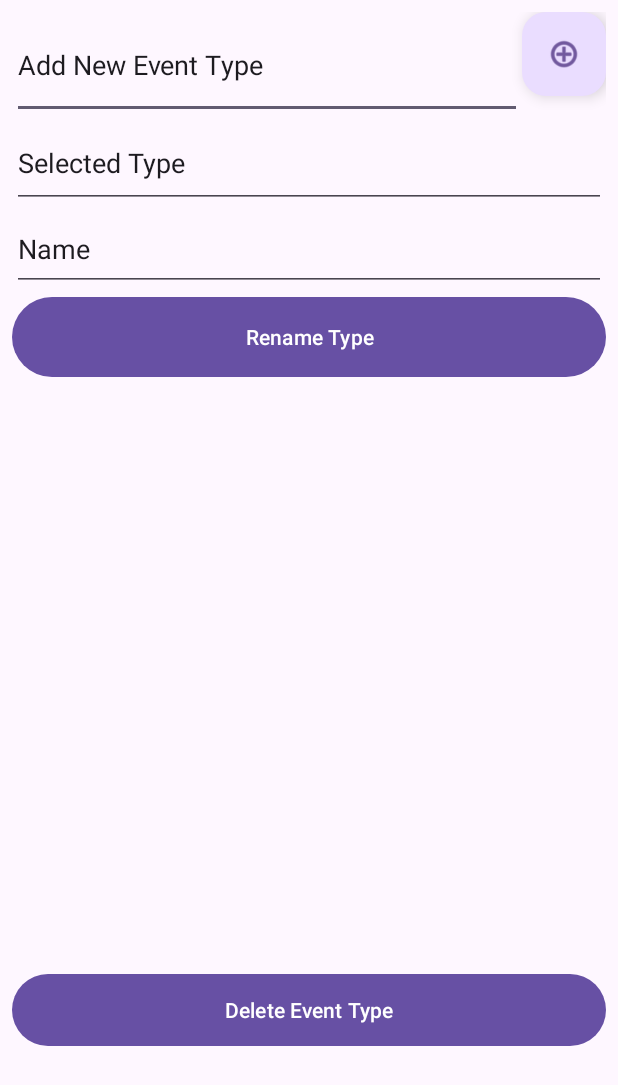
After one commit to taradenaud/GoodCycle, an Android app: the AdminEventTypes screen opened directly, with no data from a screen before it, on a phone screen of 412 x 824 dp. The commit adds this screen. Shown: the top 1085 px of the screen. Run offline under Robolectric (Android 15) with nearby library versions, the phone set to English and light mode, and no system bars; our stand-ins replace Firebase (no records; nobody signed in at launch, a user with empty details on screens opened directly).

Commit message:
Event Types Page done Still need back buttons. This commit is missing taras design updates, will reincorporate :)

```diff
--- a/app/src/main/AndroidManifest.xml
+++ b/app/src/main/AndroidManifest.xml
@@ -16,7 +16,7 @@
         android:theme="@style/Theme.SEG2105"
         tools:targetApi="31">
         <activity
-            android:name=".AdminEvents"
+            android:name=".AdminEventTypes"
             android:exported="false" />
         <activity
             android:name=".AdminManageUsers"
--- /dev/null
+++ b/app/src/main/java/com/example/seg2105/AdminEventTypes.java
@@ -0,0 +1,126 @@
+package com.example.seg2105;
+
+import androidx.annotation.NonNull;
+import androidx.annotation.Nullable;
+import androidx.appcompat.app.AppCompatActivity;
+
+import android.os.Bundle;
+import android.view.View;
+import android.widget.AdapterView;
+import android.widget.ArrayAdapter;
+import android.widget.Button;
+import android.widget.EditText;
+import android.widget.ListView;
+
+import com.google.android.material.floatingactionbutton.FloatingActionButton;
+import com.google.firebase.database.ChildEventListener;
+import com.google.firebase.database.DataSnapshot;
+import com.google.firebase.database.DatabaseError;
+import com.google.firebase.database.DatabaseReference;
+import com.google.firebase.database.FirebaseDatabase;
+
+import java.util.ArrayList;
+
+public class AdminEventTypes extends AppCompatActivity {
+
+    private ListView TypesList;
+    private ArrayList<String> ArrayList = new ArrayList<>();
+    private ArrayAdapter adapter;
+
+    private FirebaseDatabase database = FirebaseDatabase.getInstance();
+    private DatabaseReference ref;
+    private String NewInputtedName;
+    @Override
+    protected void onCreate(Bundle savedInstanceState) {
+        super.onCreate(savedInstanceState);
+        setContentView(R.layout.activity_admin_event_types);
+
+        ref = FirebaseDatabase.getInstance().getReference("events/types");
+        adapter = new ArrayAdapter<String>(this, android.R.layout.simple_list_item_1, ArrayList);
+        TypesList = findViewById(R.id.TypeList);
+        TypesList.setAdapter(adapter);
+
+        EditText selectedtype = findViewById(R.id.currentName);//Selection identifier at top of page
+        ref.addChildEventListener(new ChildEventListener() {
+
+            @Override
+            public void onChildAdded(@NonNull DataSnapshot snapshot, @Nullable String previousChildName) {//Called when loading list
+                String type = snapshot.child("name").getValue(String.class);
+                ArrayList.add(type);
+                adapter.notifyDataSetChanged();
+            }
+
+            @Override
+            public void onChildChanged(@NonNull DataSnapshot snapshot, @Nullable String previousChildName) {//Refresh list as something was changed
+                if(ArrayList.size() > 0){
+                    ArrayList.clear();
+                }
+                String type = snapshot.child("name").getValue(String.class);
+                ArrayList.add(type);
+                adapter.notifyDataSetChanged();
+            }
+
+            @Override
+            public void onChildRemoved(@NonNull DataSnapshot snapshot) { //Something is Deleted from Database, all that needs to happen is remove deleted item from arraylist of users
+                for (int i = 0; i < ArrayList.size(); i++){ //Not efficient needs optimization
+                    if(ArrayList.get(i).equals(snapshot.child("name").getValue(String.class))){
+                        ArrayList.remove(i);
+                    }
+                }
+                adapter.notifyDataSetChanged();
+            }
+
+            @Override
+            public void onChildMoved(@NonNull DataSnapshot snapshot, @Nullable String previousChildName) {
+                adapter.notifyDataSetChanged();
+            }
+
+            @Override
+            public void onCancelled(@NonNull DatabaseError error) {
+
+            }
+        });
+        TypesList.setItemsCanFocus(true);
+        TypesList.setOnItemClickListener(new AdapterView.OnItemClickListener() { //set selected user based on user list click
+            @Override
+            public void onItemClick(AdapterView<?> parent, View view, int position, long id) {
+                String eventtype =  parent.getItemAtPosition(position).toString();
+                NewInputtedName = eventtype;
+                selectedtype.setText(NewInputtedName);
+            }
+        });
+
+        Button deleteType = (Button) findViewById(R.id.DeleteType);
+        deleteType.setOnClickListener(new View.OnClickListener() { //delete button functionality
+            @Override
+            public void onClick(View v) {
+                ref.child(NewInputtedName).removeValue();
+            }
+        });
+
+        Button renameType = (Button) findViewById(R.id.renametype);
+        EditText newname = (EditText) findViewById(R.id.newname);
+        renameType.setOnClickListener(new View.OnClickListener() {
+            @Override
+            public void onClick(View v) {
+                DatabaseReference renameref = database.getReference("events/types/"+ NewInputtedName);
+                String updatedName = String.valueOf(newname.getText());
+                renameref.child("name").setValue(updatedName);
+            }
+        });
+
+        FloatingActionButton AddType = (FloatingActionButton) findViewById(R.id.AddTypeButton);
+
+        AddType.setOnClickListener(new View.OnClickListener() {
+            @Override
+            public void onClick(View v) {
+                EditText newtype = (EditText) findViewById(R.id.NewTypeText);
+                String name = String.valueOf(newtype.getText());
+                DatabaseReference newTypeNameRef = database.getReference("events/types/"+name+"/name");
+                newTypeNameRef.setValue(name);
+                newtype.setText("Add New Event Type");
+            }
+        });
+
+    }
+}
--- /dev/null
+++ b/app/src/main/res/layout/activity_admin_event_types.xml
@@ -0,0 +1,88 @@
+<?xml version="1.0" encoding="utf-8"?>
+<androidx.constraintlayout.widget.ConstraintLayout xmlns:android="http://schemas.android.com/apk/res/android"
+    xmlns:app="http://schemas.android.com/apk/res-auto"
+    xmlns:tools="http://schemas.android.com/tools"
+    android:layout_width="match_parent"
+    android:layout_height="match_parent"
+    tools:context=".AdminEventTypes">
+
+    <LinearLayout
+        android:layout_width="match_parent"
+        android:layout_height="match_parent"
+        android:layout_marginStart="8dp"
+        android:layout_marginTop="8dp"
+        android:layout_marginEnd="8dp"
+        android:layout_marginBottom="8dp"
+        android:orientation="vertical"
+        app:layout_constraintBottom_toBottomOf="parent"
+        app:layout_constraintEnd_toEndOf="parent"
+        app:layout_constraintStart_toStartOf="parent"
+        app:layout_constraintTop_toTopOf="parent">
+
+        <LinearLayout
+            android:layout_width="match_parent"
+            android:layout_height="71dp"
+            android:orientation="horizontal">
+
+            <EditText
+                android:id="@+id/NewTypeText"
+                android:layout_width="wrap_content"
+                android:layout_height="match_parent"
+                android:layout_weight="1"
+                android:ems="10"
+                android:inputType="text"
+                android:text="@string/AddType" />
+
+            <com.google.android.material.floatingactionbutton.FloatingActionButton
+                android:id="@+id/AddTypeButton"
+                android:layout_width="wrap_content"
+                android:layout_height="match_parent"
+                android:clickable="true"
+                android:contentDescription="Add Event Type"
+                app:srcCompat="@android:drawable/ic_menu_add" />
+
+        </LinearLayout>
+
+        <LinearLayout
+            android:layout_width="match_parent"
+            android:layout_height="176dp"
+            android:orientation="vertical">
+
+            <EditText
+                android:id="@+id/currentName"
+                android:layout_width="match_parent"
+                android:layout_height="59dp"
+                android:ems="10"
+                android:inputType="text"
+                android:text="@string/selectedType" />
+
+            <EditText
+                android:id="@+id/newname"
+                android:layout_width="match_parent"
+                android:layout_height="55dp"
+                android:ems="10"
+                android:inputType="text"
+                android:text="Name" />
+
+            <Button
+                android:id="@+id/renametype"
+                android:layout_width="match_parent"
+                android:layout_height="61dp"
+                android:text="@string/renamebutton" />
+        </LinearLayout>
+
+        <ListView
+            android:id="@+id/TypeList"
+            android:layout_width="match_parent"
+            android:layout_height="390dp"
+            android:choiceMode="singleChoice"
+            android:listSelector="@android:color/holo_blue_light" />
+
+        <Button
+            android:id="@+id/DeleteType"
+            android:layout_width="match_parent"
+            android:layout_height="56dp"
+            android:text="@string/deletetype" />
+
+    </LinearLayout>
+</androidx.constraintlayout.widget.ConstraintLayout>
--- a/app/src/main/res/values/strings.xml
+++ b/app/src/main/res/values/strings.xml
@@ -66,4 +66,10 @@
     <string name="title_activity_admin_user_management">AdminUserManagement</string>
     <string name="deleteusr">Delete User</string>
     <string name="selectedValue">Selected user:</string>
+    <string name="deletetype">Delete Event Type</string>
+    <string name="selectedType">Selected Type</string>
+    <string name="NewType">New Type to add</string>
+    <string name="renamebutton">Rename Type</string>
+    <string name="selectedusr">Selected User</string>
+    <string name="AddType">Add New Event Type</string>
 </resources>
```
Also changed, not shown: app/src/main/java/com/example/seg2105/AdminEvents.java (deleted, +0 -14 lines), app/src/main/java/com/example/seg2105/admin_dashboard.java (+3 -10 lines), app/src/main/res/layout/activity_admin_events.xml (deleted, +0 -54 lines), app/src/main/res/layout/activity_admin_manage_users.xml (+5 -4 lines), app/src/main/res/layout/admin_dashboard.xml (+14 -2 lines).
